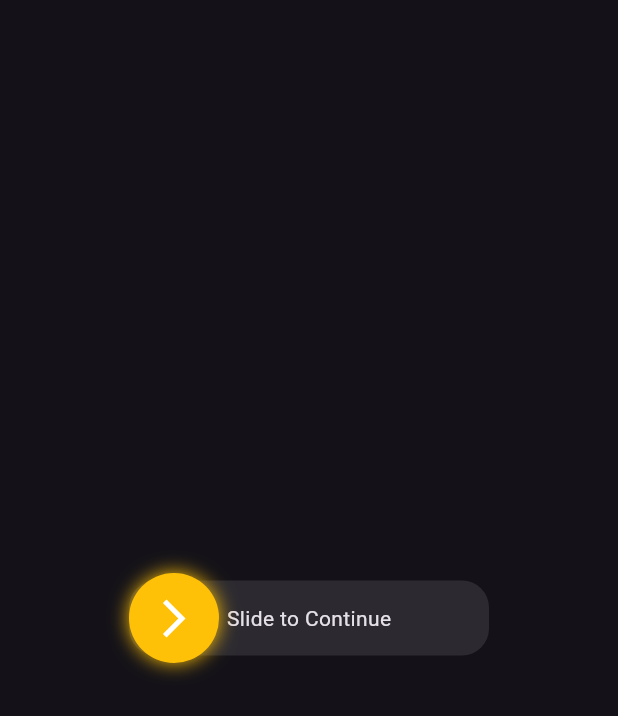
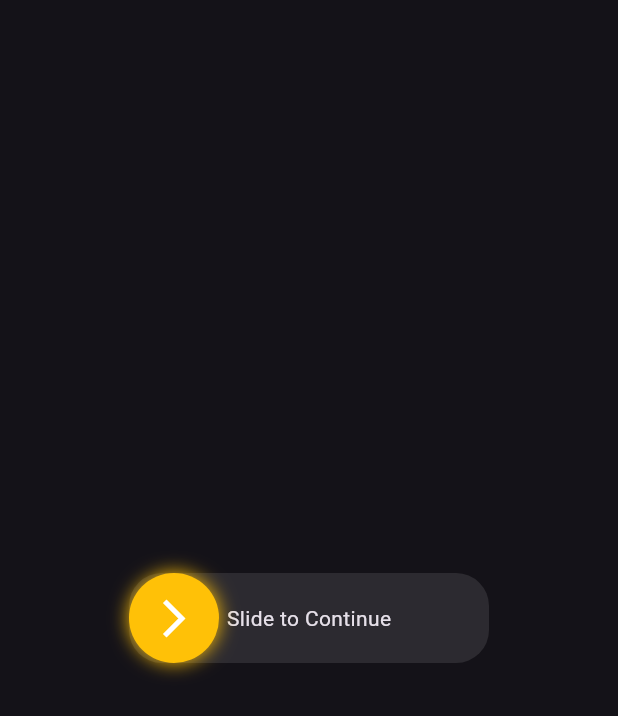
Before and after one commit to fahadazizz/Flutter_Components, a Flutter app: the screen it shows after launch, on a phone screen of 412 x 824 dp. Shown: the top 716 px of the screen. Run offline on Flutter 3.47's test engine with Material 3 defaults, Android fonts, the phone set to English and light mode, and no system bars; our stand-ins replace google_fonts; missing offline and left inert: animated_carousel_scroller, fancy_animated_snackbar.

Commit message:
Completed Custom Animated Slider Button

```diff
--- a/lib/components/custom_animated_slide_button.dart
+++ b/lib/components/custom_animated_slide_button.dart
@@ -1,28 +1,25 @@
+import 'dart:async';
+
 import 'package:flutter/cupertino.dart';
 import 'package:flutter/material.dart';
 
 class CustomAnimatedSlideButton extends StatefulWidget {
   final VoidCallback onPress;
-  final String afterSlideText;
-  final String? beforeSlideText;
-  final Color sliderBackColor;
-  final Color? sliderFrontColor;
-  final Color? beforeSlideColor;
-  final Color? afterSlideColor;
-  final Color? beforeSlideTextColor;
-  final Color? afterSlideTextColor;
+  String? beforeSlideText;
+  double? width;
+  double height;
+  Color? beforeSlideColor;
+  Color? afterSlideColor;
+  Color afterSliderBackColor;
 
   CustomAnimatedSlideButton({
-    super.key,
+    required this.width,
+    required this.height,
+    required this.beforeSlideText,
+    required this.beforeSlideColor,
+    required this.afterSlideColor,
+    required this.afterSliderBackColor,
     required this.onPress,
-    required this.afterSlideText,
-    required this.afterSlideTextColor,
-    required this.afterSlideColor,
-    required this.sliderBackColor,
-    this.sliderFrontColor,
-    this.beforeSlideText,
-    this.beforeSlideTextColor,
-    this.beforeSlideColor,
   });
 
   @override
@@ -36,10 +33,11 @@ class _CustomAnimatedSlideButtonState extends State<CustomAnimatedSlideButton>
   late Animation<Offset> _slideAnimation;
   late Animation<Color?> _colorAnimation;
   late Animation<double> _textOpacityAnimation;
+  late Animation<double> _widthAnimation;
 
-  double width = 240;
   double _startDrag = 0;
   double _dragOffset = 0;
+  bool _seeSlider = true;
   bool _isDragging = false;
 
   @override
@@ -47,7 +45,7 @@ class _CustomAnimatedSlideButtonState extends State<CustomAnimatedSlideButton>
     super.initState();
     _animationController = AnimationController(
       vsync: this,
-      duration: const Duration(milliseconds: 200),
+      duration: const Duration(milliseconds: 500),
     );
 
     _slideAnimation = Tween<Offset>(
@@ -61,15 +59,21 @@ class _CustomAnimatedSlideButtonState extends State<CustomAnimatedSlideButton>
     );
 
     _colorAnimation = ColorTween(
-            begin: Color.lerp(
-                widget.beforeSlideTextColor ?? Colors.white10, Colors.white, 0),
-            end: Color.lerp(Colors.white10, widget.afterSlideTextColor, 0.9))
+            begin:
+                Color.lerp(widget.beforeSlideColor, widget.afterSlideColor, 0),
+            end: Color.lerp(
+                widget.beforeSlideColor, widget.afterSlideColor, 0.9))
         .animate(
       CurvedAnimation(parent: _animationController, curve: Curves.easeInOut),
     );
 
     _textOpacityAnimation = Tween<double>(begin: 1, end: 0).animate(
         CurvedAnimation(parent: _animationController, curve: Curves.easeInOut));
+
+    _widthAnimation =
+        Tween<double>(begin: widget.width, end: widget.height).animate(
+      CurvedAnimation(parent: _animationController, curve: Curves.easeInOut),
+    );
   }
 
   @override
@@ -90,22 +94,17 @@ class _CustomAnimatedSlideButtonState extends State<CustomAnimatedSlideButton>
               animation: _animationController,
               builder: (context, child) {
                 return Container(
-                  width: width,
-                  height: 50,
+                  width: _widthAnimation.value,
+                  height: widget.height,
                   decoration: BoxDecoration(
                     color: _colorAnimation.value,
-                    borderRadius: BorderRadius.circular(18),
+                    borderRadius: _seeSlider
+                        ? BorderRadius.circular(22)
+                        : BorderRadius.circular(100),
                   ),
                   alignment: Alignment.center,
                   child: _isDragging
-                      ? Text(
-                          '${widget.afterSlideText}',
-                          style: TextStyle(
-                            color: widget.afterSlideColor,
-                            fontWeight: FontWeight.bold,
-                            fontSize: 18,
-                          ),
-                        )
+                      ? const Icon(Icons.done)
                       : FadeTransition(
                           opacity: _textOpacityAnimation,
                           child: Text(
@@ -113,15 +112,19 @@ class _CustomAnimatedSlideButtonState extends State<CustomAnimatedSlideButton>
                 );
               },
             ),
-            GestureDetector(
+            Visibility(
+              visible: _seeSlider,
+              child: GestureDetector(
                 onHorizontalDragStart: (details) {
                   _startDrag = details.localPosition.dx;
                 },
                 onHorizontalDragUpdate: (details) {
                   setState(() {
-                  double _dragPercentage = _dragOffset / (width * 0.76);
-                  _dragOffset = (details.localPosition.dx - _startDrag)
-                      .clamp(0.0, width * 0.76); // Adjust max value as needed
+                    double _dragPercentage =
+                        _dragOffset / (widget.width! * 0.76);
+                    _dragOffset = (details.localPosition.dx - _startDrag).clamp(
+                        0.0,
+                        widget.width! * 0.76); // Adjust max value as needed
 
                     if (_dragPercentage > 0.5) {
                       setState(() {
@@ -143,12 +146,13 @@ class _CustomAnimatedSlideButtonState extends State<CustomAnimatedSlideButton>
                 },
                 onHorizontalDragEnd: (details) {
                   setState(() {
-                  double _dragPercentage = _dragOffset / (width * 0.76);
-
+                    double _dragPercentage =
+                        _dragOffset / (widget.width! * 0.76);
                     if (_dragPercentage > 0.99) {
                       _animationController.forward();
+                      _isDragging = true;
+                      _seeSlider = false;
                       onPressCheck();
-                    _isDragging = true;
                     } else {
                       _animationController.reverse().whenComplete(() {
                         _dragOffset = 0;
@@ -165,10 +169,10 @@ class _CustomAnimatedSlideButtonState extends State<CustomAnimatedSlideButton>
                     height: 60,
                     decoration: BoxDecoration(
                         borderRadius: BorderRadius.circular(35),
-                      color: widget.sliderBackColor,
+                        color: widget.afterSliderBackColor,
                         boxShadow: [
                           BoxShadow(
-                          color: widget.sliderBackColor,
+                            color: widget.afterSliderBackColor,
                             blurRadius: 10,
                           )
                         ]),
@@ -176,6 +180,7 @@ class _CustomAnimatedSlideButtonState extends State<CustomAnimatedSlideButton>
                     child: const Icon(
                       Icons.arrow_forward_ios,
                       size: 30,
+                    ),
                   ),
                 ),
               ),
--- a/lib/main.dart
+++ b/lib/main.dart
@@ -1,5 +1,6 @@
 // ignore_for_file: unused_import
 
+import 'package:fancy_animated_snackbar/fancy_animated_snackbar.dart';
 import 'package:flutter/material.dart';
 import 'package:flutter_components/components/custom_animated_crousel_scroll.dart';
 import 'package:flutter_components/components/custom_animated_card.dart';
@@ -33,12 +34,30 @@ class MyApp extends StatelessWidget {
   Widget build(BuildContext context) {
     return MaterialApp(
       theme: ThemeData.dark(),
-      home: CustomAnimatedSlideButton(
-          onPress: () {},
-          afterSlideText: 'Welcome',
-          afterSlideTextColor: Colors.black87,
-          afterSlideColor: Colors.white70,
-          sliderBackColor: Colors.amber),
+      home: CheckAnimatedSlideButton(),
     );
   }
 }
+
+class CheckAnimatedSlideButton extends StatelessWidget {
+  const CheckAnimatedSlideButton({super.key});
+
+  @override
+  Widget build(BuildContext context) {
+    return Scaffold(
+      body: Center(
+        child: CustomAnimatedSlideButton(
+          width: 240,
+          height: 60,
+          beforeSlideText: 'Slide to Continue',
+          beforeSlideColor: Colors.white10,
+          afterSlideColor: Colors.amber,
+          afterSliderBackColor: Colors.amber,
+          onPress: () {
+            fancyAnimatedSnackbar(context);
+          },
+        ),
+      ),
+    );
+  }
+}
```
Lines whose indentation alone changed are shown as unchanged.
